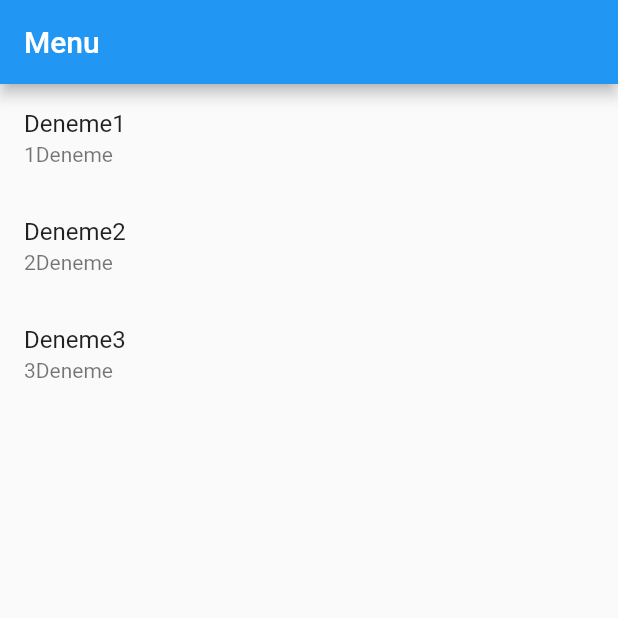
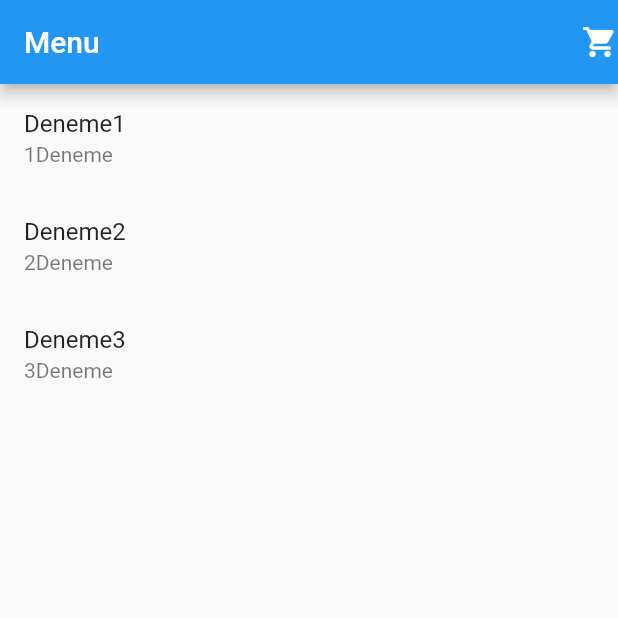
Before and after one commit to maliksenpai/alchemystaj, a Flutter app: the MenuPage screen opened directly, item 2 of the bottom bar chosen, on a phone screen of 412 x 824 dp, the top half of it. Run offline on Flutter 3.47's test engine with Material 2 defaults, Android fonts, the phone set to English and light mode, and no system bars; our stand-ins replace cached_network_image, equatable, flutter_bloc, rxdart, shared_preferences; missing offline and left inert: test; accounts and stored records are empty; network calls fail; statements that could not run were skipped.

Commit message:
Fix/menu bloc (#3)
* Fixed menu bloc

* fixed login screen

* added cart

Co-authored-by: bbelovacikli <bbelovacikli@lstyazilim.com>

```diff
--- /dev/null
+++ b/alchemy_staj1/lib/bloc/cart/cartEvent.dart
@@ -0,0 +1,32 @@
+import 'package:alchemy_staj1/model/book.dart';
+import 'package:equatable/equatable.dart';
+import 'package:flutter/cupertino.dart';
+
+class CartEvent extends Equatable{
+
+
+  List<Object> get props => [];
+
+}
+
+class AddItem extends CartEvent{
+  Book book;
+
+  AddItem({@required this.book});
+
+  @override
+  List<Object> get props => [book];
+}
+
+class RemoveItem extends CartEvent{
+  Book book;
+
+  RemoveItem({@required this.book});
+
+  @override
+  List<Object> get props => [book];
+}
+
+class InitList extends CartEvent{
+
+}
--- /dev/null
+++ b/alchemy_staj1/lib/bloc/cart/cartState.dart
@@ -0,0 +1,26 @@
+import 'package:equatable/equatable.dart';
+import 'package:flutter/cupertino.dart';
+
+class CartState extends Equatable{
+  @override
+  List<Object> get props => [];
+
+}
+
+class InitState extends CartState{
+
+}
+
+
+class CompletedState extends CartState{
+
+}
+
+class ErrorState extends CartState{
+  String error;
+
+  ErrorState({@required this.error});
+
+  @override
+  List<Object> get props => [error];
+}
--- /dev/null
+++ b/alchemy_staj1/lib/data/cartData.dart
@@ -0,0 +1,17 @@
+import 'package:alchemy_staj1/model/book.dart';
+
+class CartData{
+
+  CartData._privateConstructor();
+
+  static final CartData _cartData = CartData._privateConstructor();
+
+  factory CartData(){
+    return _cartData;
+  }
+
+  List<Book> cartList = List<Book>();
+
+
+
+}
--- a/alchemy_staj1/lib/main.dart
+++ b/alchemy_staj1/lib/main.dart
@@ -1,3 +1,4 @@
+import 'package:alchemy_staj1/bloc/cart/cartBloc.dart';
 import 'package:alchemy_staj1/bloc/menu/menuBloc.dart';
 import 'package:alchemy_staj1/ui/login.dart';
 import 'package:flutter/material.dart';
@@ -16,7 +17,8 @@ class MyApp extends StatelessWidget {
     return MultiBlocProvider(
       providers: [
         BlocProvider(create: (context) => UserBloc()),
-        BlocProvider(create: (context) => MenuBloc())
+        BlocProvider(create: (context) => MenuBloc()),
+        BlocProvider(create: (context) => CartBloc())
       ],
       child: MaterialApp(
         title: 'Flutter Demo',
--- a/alchemy_staj1/lib/ui/menu.dart
+++ b/alchemy_staj1/lib/ui/menu.dart
@@ -1,6 +1,8 @@
 import 'dart:developer';
-
 import 'package:alchemy_staj1/bloc/blocProvider.dart';
+import 'package:alchemy_staj1/bloc/cart/cartBloc.dart';
+import 'package:alchemy_staj1/bloc/cart/cartEvent.dart';
+import 'package:alchemy_staj1/bloc/cart/cartState.dart';
 import 'package:alchemy_staj1/bloc/menu/menuBloc.dart';
 import 'package:alchemy_staj1/bloc/menu/menuEvent.dart';
 import 'package:alchemy_staj1/bloc/menu/menuState.dart';
@@ -8,6 +10,7 @@ import 'package:alchemy_staj1/model/author.dart';
 import 'package:alchemy_staj1/model/book.dart';
 import 'package:alchemy_staj1/model/loans.dart';
 import 'package:alchemy_staj1/ui/bookdetail.dart';
+import 'package:alchemy_staj1/ui/cart.dart';
 import 'package:cached_network_image/cached_network_image.dart';
 import 'package:flutter/cupertino.dart';
 import 'package:flutter/material.dart';
@@ -35,7 +38,12 @@ class _MenuPage extends State<MenuPage>{
       });
     }
     return Scaffold(
-        appBar: AppBar(title: Text("Menu"),),
+        appBar: AppBar(title: Text("Menu"),actions: [
+          GestureDetector(
+            onTap: () => Navigator.push(context, MaterialPageRoute(builder: (context) => BlocProvider.value(value: bloc,child: CartPage(),)  )),
+            child: Icon(Icons.shopping_cart),
+          )
+        ],),
         body: SafeArea(
           child: BlocConsumer<MenuBloc,MenuState>(
             cubit: bloc,
@@ -112,15 +120,21 @@ class _MenuPage extends State<MenuPage>{
       }
     }
     controller.addListener(_scrollListener);
-
-
+    CartBloc cartBloc = BlocProvider.of<CartBloc>(context);
     return StreamBuilder(
         stream: bloc.bookstream,
         builder: (BuildContext context,AsyncSnapshot<List<Book>> snapshot){
           log("veri kontrol");
           if(snapshot.hasData){
-
+            return StreamBuilder(
+              stream: cartBloc.bookstream,
+              builder: (BuildContext context,AsyncSnapshot<List<Book>> snapshot2){
                 var list = snapshot.data;
+                if(!snapshot2.hasData){
+                  cartBloc.add(InitList());
+                }
+                if(snapshot2.hasData){
+                  var cartlist = snapshot2.data;
                   return ListView.builder(
                     itemCount: list.length,
                     controller: controller,
@@ -132,10 +146,25 @@ class _MenuPage extends State<MenuPage>{
                           progressIndicatorBuilder: (context,url,downloadProgress) => CircularProgressIndicator(value: downloadProgress.progress,),
                           errorWidget: (context,url,error) => Text("Fotoğraf yüklenemedi"),
                         ),
-                    title: Text(list[index].name),
-                    trailing: list[index].isAvailable ? Text("Kiralanabilir",style: TextStyle(color: Colors.green),) : Text("Şuan kiralanamaz",style: TextStyle(color: Colors.red),),
+                        title: Row(
+                          mainAxisAlignment: MainAxisAlignment.spaceBetween,
+                          children: [
+                            Text(list[index].name),
+                            Row(
+                              children: [
+                                list[index].isAvailable ? Text("Kiralanabilir",style: TextStyle(color: Colors.green),) : Text("Şuan kiralanamaz",style: TextStyle(color: Colors.red),),
+                                list[index].isAvailable ? cartlist.contains(list[index]) ? RaisedButton(onPressed: () {cartBloc.add(RemoveItem(book: list[index]));},child: Text("Sepetten çıkart"),) : RaisedButton(onPressed: () {cartBloc.add(AddItem(book: list[index]));},child: Text("Sepete ekle"),) : Container()
+                              ],
+                            )
+                          ],
+                        ),
                         subtitle: Text("Sayfa sayısı:"+list[index].pageCount.toString()),
                       );
+                    },
+                  );
+                }else{
+                  return Center(child: Text("Boş"),);
+                }
               },
             );
           }else{
```
Also changed, not shown: alchemy_staj1/lib/bloc/cart/cartBloc.dart (added, +44 -0 lines), alchemy_staj1/lib/ui/cart.dart (added, +70 -0 lines). Lines whose indentation alone changed are shown as unchanged.
